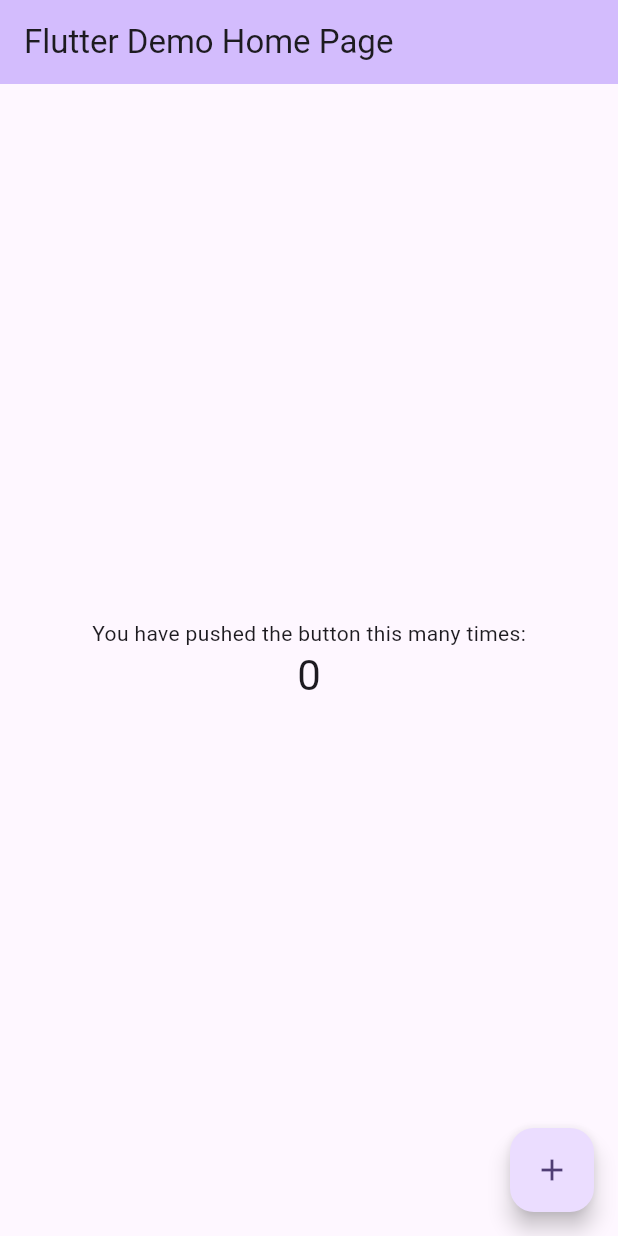
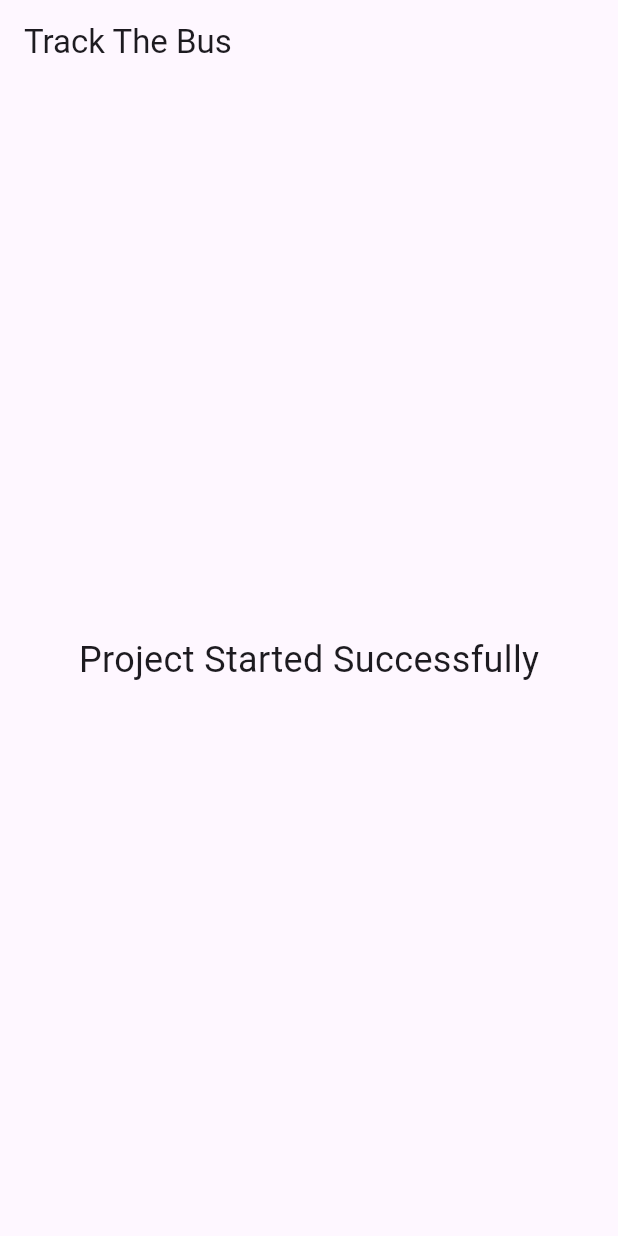
Before and after one commit to parvej-mosaraf/track-the-bus, a Flutter app: the screen it shows after launch, on a phone screen of 412 x 824 dp. Run offline on Flutter 3.47's test engine with Material 3 defaults, Android fonts, the phone set to English and light mode, and no system bars.

Commit message:
Created initial app structure

```diff
--- a/track_the_bus/lib/main.dart
+++ b/track_the_bus/lib/main.dart
@@ -1,121 +1,34 @@
 import 'package:flutter/material.dart';
 
 void main() {
-  runApp(const MyApp());
+  runApp(const TrackTheBusApp());
 }
 
-class MyApp extends StatelessWidget {
-  const MyApp({super.key});
+class TrackTheBusApp extends StatelessWidget {
+  const TrackTheBusApp({super.key});
 
-  // This widget is the root of your application.
   @override
   Widget build(BuildContext context) {
     return MaterialApp(
-      title: 'Flutter Demo',
-      theme: ThemeData(
-        // This is the theme of your application.
-        //
-        // TRY THIS: Try running your application with "flutter run". You'll see
-        // the application has a purple toolbar. Then, without quitting the app,
-        // try changing the seedColor in the colorScheme below to Colors.green
-        // and then invoke "hot reload" (save your changes or press the "hot
-        // reload" button in a Flutter-supported IDE, or press "r" if you used
-        // the command line to start the app).
-        //
-        // Notice that the counter didn't reset back to zero; the application
-        // state is not lost during the reload. To reset the state, use hot
-        // restart instead.
-        //
-        // This works for code too, not just values: Most code changes can be
-        // tested with just a hot reload.
-        colorScheme: .fromSeed(seedColor: Colors.deepPurple),
-      ),
-      home: const MyHomePage(title: 'Flutter Demo Home Page'),
+      debugShowCheckedModeBanner: false,
+      title: 'Track The Bus',
+      home: const HomeScreen(),
     );
   }
 }
 
-class MyHomePage extends StatefulWidget {
-  const MyHomePage({super.key, required this.title});
-
-  // This widget is the home page of your application. It is stateful, meaning
-  // that it has a State object (defined below) that contains fields that affect
-  // how it looks.
-
-  // This class is the configuration for the state. It holds the values (in this
-  // case the title) provided by the parent (in this case the App widget) and
-  // used by the build method of the State. Fields in a Widget subclass are
-  // always marked "final".
-
-  final String title;
-
-  @override
-  State<MyHomePage> createState() => _MyHomePageState();
-}
-
-class _MyHomePageState extends State<MyHomePage> {
-  int _counter = 0;
-
-  void _incrementCounter() {
-    setState(() {
-      // This call to setState tells the Flutter framework that something has
-      // changed in this State, which causes it to rerun the build method below
-      // so that the display can reflect the updated values. If we changed
-      // _counter without calling setState(), then the build method would not be
-      // called again, and so nothing would appear to happen.
-      _counter++;
-    });
-  }
+class HomeScreen extends StatelessWidget {
+  const HomeScreen({super.key});
 
   @override
   Widget build(BuildContext context) {
-    // This method is rerun every time setState is called, for instance as done
-    // by the _incrementCounter method above.
-    //
-    // The Flutter framework has been optimized to make rerunning build methods
-    // fast, so that you can just rebuild anything that needs updating rather
-    // than having to individually change instances of widgets.
     return Scaffold(
-      appBar: AppBar(
-        // TRY THIS: Try changing the color here to a specific color (to
-        // Colors.amber, perhaps?) and trigger a hot reload to see the AppBar
-        // change color while the other colors stay the same.
-        backgroundColor: Theme.of(context).colorScheme.inversePrimary,
-        // Here we take the value from the MyHomePage object that was created by
-        // the App.build method, and use it to set our appbar title.
-        title: Text(widget.title),
-      ),
-      body: Center(
-        // Center is a layout widget. It takes a single child and positions it
-        // in the middle of the parent.
-        child: Column(
-          // Column is also a layout widget. It takes a list of children and
-          // arranges them vertically. By default, it sizes itself to fit its
-          // children horizontally, and tries to be as tall as its parent.
-          //
-          // Column has various properties to control how it sizes itself and
-          // how it positions its children. Here we use mainAxisAlignment to
-          // center the children vertically; the main axis here is the vertical
-          // axis because Columns are vertical (the cross axis would be
-          // horizontal).
-          //
-          // TRY THIS: Invoke "debug painting" (choose the "Toggle Debug Paint"
-          // action in the IDE, or press "p" in the console), to see the
-          // wireframe for each widget.
-          mainAxisAlignment: .center,
-          children: [
-            const Text('You have pushed the button this many times:'),
-            Text(
-              '$_counter',
-              style: Theme.of(context).textTheme.headlineMedium,
-            ),
-          ],
+      appBar: AppBar(title: const Text("Track The Bus")),
+      body: const Center(
+        child: Text(
+          "Project Started Successfully",
+          style: TextStyle(fontSize: 24),
         ),
-      ),
-      floatingActionButton: FloatingActionButton(
-        onPressed: _incrementCounter,
-        tooltip: 'Increment',
-        child: const Icon(Icons.add),
       ),
     );
   }
```
